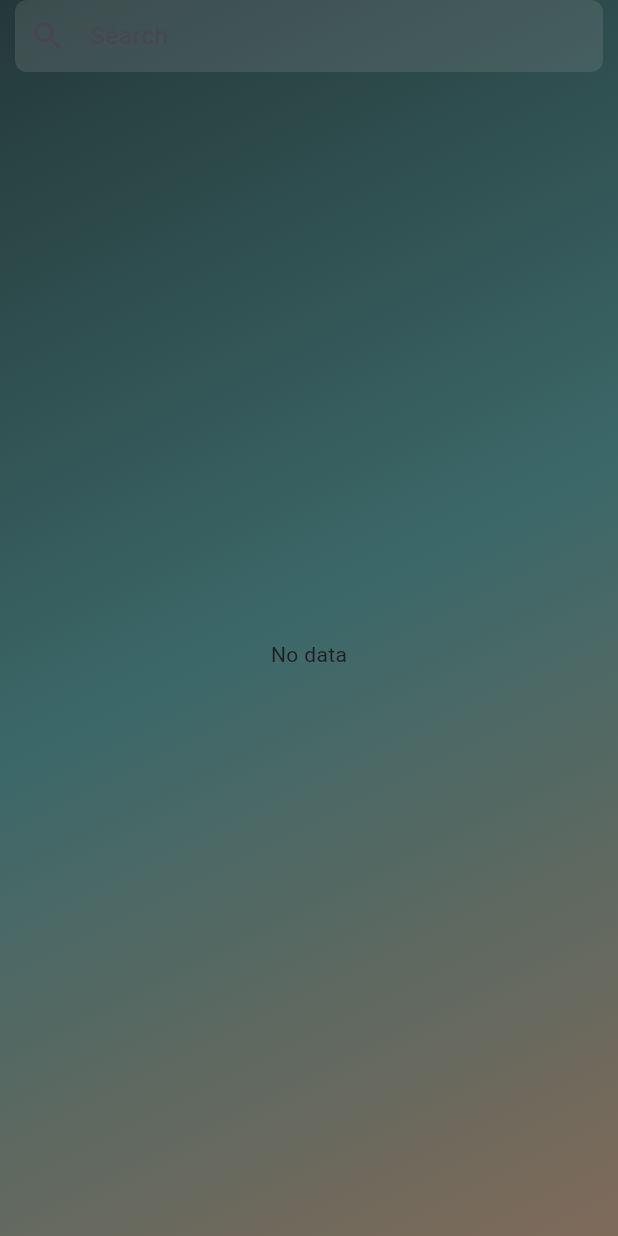
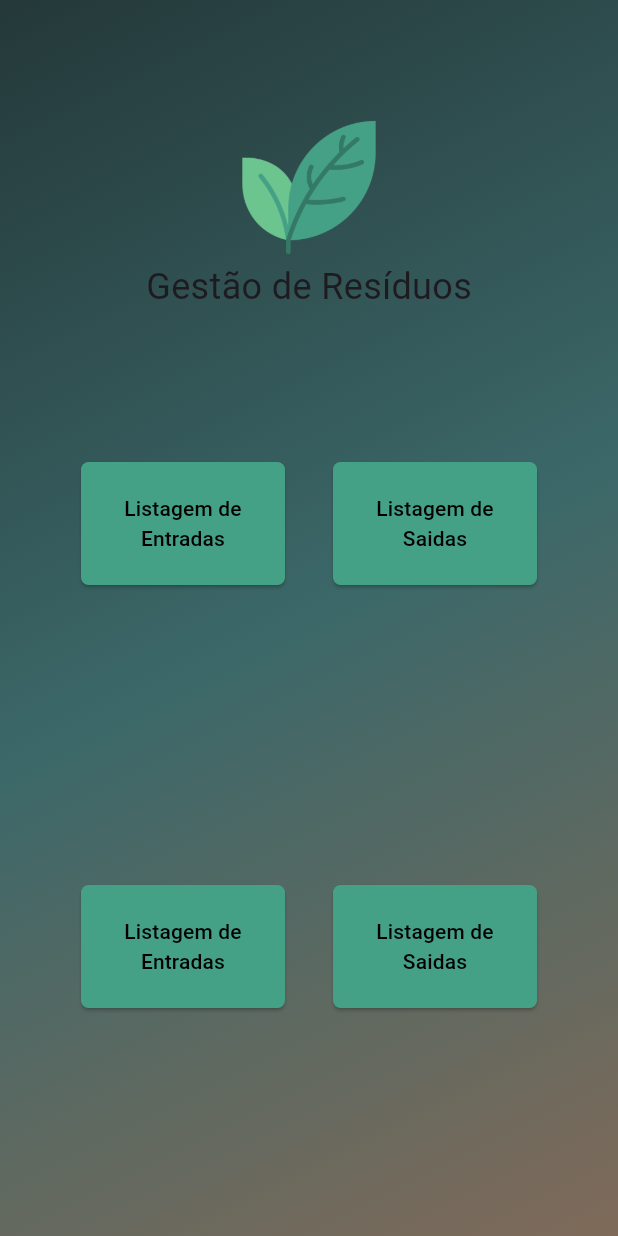
Before and after one commit to joaoobx/gestao_de_residuos, a Flutter app: the screen it shows after launch, on a phone screen of 412 x 824 dp. Run offline on Flutter 3.47's test engine with Material 3 defaults, Android fonts, the phone set to English and light mode, and no system bars; our stand-ins replace sqflite; accounts and stored records are empty.

Commit message:
entrada de residuos

```diff
--- a/lib/JsonModels/note_model.dart
+++ b/lib/JsonModels/note_model.dart
@@ -1,27 +1,31 @@
 class NoteModel {
   final int? noteId;
-  final String noteTitle;
-  final String noteContent;
+  final String type;
+  final String location;
+  final String weight;
   final String createdAt;
 
   NoteModel({
     this.noteId,
-    required this.noteTitle,
-    required this.noteContent,
+    required this.type,
+    required this.location,
+    required this.weight,
     required this.createdAt,
   });
 
   factory NoteModel.fromMap(Map<String, dynamic> json) => NoteModel(
         noteId: json["noteId"],
-        noteTitle: json["noteTitle"],
-        noteContent: json["noteContent"],
+        type: json["type"],
+        location: json["location"],
+        weight: json["weight"],
         createdAt: json["createdAt"],
       );
 
   Map<String, dynamic> toMap() => {
         "noteId": noteId,
-        "noteTitle": noteTitle,
-        "noteContent": noteContent,
+        "type": type,
+        "location": location,
+        "weight": weight,
         "createdAt": createdAt,
       };
 }
--- a/lib/SQLite/sqlite.dart
+++ b/lib/SQLite/sqlite.dart
@@ -5,12 +5,9 @@ import 'package:sqflite/sqflite.dart';
 class DatabaseHelper {
   final databaseName = "notes.db";
   String noteTable =
-      "CREATE TABLE notes (noteId INTEGER PRIMARY KEY AUTOINCREMENT, noteTitle TEXT NOT NULL, noteContent TEXT NOT NULL, createdAt TEXT DEFAULT CURRENT_TIMESTAMP)";
+      "CREATE TABLE notes (noteId INTEGER PRIMARY KEY AUTOINCREMENT, type TEXT NOT NULL, location TEXT NOT NULL, weight TEXT NOT NULL, createdAt TEXT DEFAULT CURRENT_TIMESTAMP)";
 
   //Now we must create our user table into our sqlite db
-
-  String users =
-      "create table users (usrId INTEGER PRIMARY KEY AUTOINCREMENT, usrName TEXT UNIQUE, usrPassword TEXT)";
 
   //We are done in this section
 
@@ -19,7 +16,6 @@ class DatabaseHelper {
     final path = join(databasePath, databaseName);
 
     return openDatabase(path, version: 1, onCreate: (db, version) async {
-      await db.execute(users);
       await db.execute(noteTable);
     });
   }
--- a/lib/Views/home_screen.dart
+++ b/lib/Views/home_screen.dart
@@ -1,8 +1,11 @@
 import 'package:flutter/cupertino.dart';
 import 'package:flutter/material.dart';
+import 'package:flutter/painting.dart';
+import 'package:flutter/rendering.dart';
+import 'package:flutter/widgets.dart';
 import 'package:gerenciamento_de_residuos/JsonModels/note_model.dart';
 import 'package:gerenciamento_de_residuos/SQLite/sqlite.dart';
-import 'package:intl/intl.dart';
+import 'package:gerenciamento_de_residuos/Views/entry_list.dart';
 
 class HomeScreen extends StatefulWidget {
   const HomeScreen({super.key});
@@ -61,147 +64,106 @@ class _HomeScreenState extends State<HomeScreen> {
               Color.fromRGBO(60, 104, 105, 1),
               Color.fromRGBO(127, 106, 89, 1),
             ],
-              )
+          )),
+          child: Column(
+            mainAxisAlignment: MainAxisAlignment.start,
+            children: [
+              const Padding(padding: EdgeInsets.all(38.0)),
+              const Image(
+                image: AssetImage('lib/assets/leaves.png'),
+                width: 98,
               ),
-          child: Column(
-            children: [
-              //Search Field here
+              const Text("Gestão de Resíduos", style: TextStyle(fontSize: 24)),
+              const Padding(padding: EdgeInsets.all(50.0)),
               Container(
-                padding: const EdgeInsets.symmetric(horizontal: 10),
-                margin: const EdgeInsets.symmetric(horizontal: 10),
                 decoration: BoxDecoration(
                     color: Colors.grey.withOpacity(.2),
                     borderRadius: BorderRadius.circular(8)),
-                child: TextFormField(
-                  controller: keyword,
-                  onChanged: (value) {
-                    //When we type something in textfield
-                    if (value.isNotEmpty) {
-                      setState(() {
-                        notes = searchNote();
-                      });
-                    } else {
-                      setState(() {
-                        notes = getAllNotes();
-                      });
-                    }
-                  },
-                  decoration: const InputDecoration(
-                      border: InputBorder.none,
-                      icon: Icon(Icons.search),
-                      hintText: "Search"),
+              ),
+              Row(
+                mainAxisAlignment: MainAxisAlignment.center,
+                children: [
+                  SizedBox(
+                    height: 82,
+                    width: 136,
+                    child: ElevatedButton(
+                      style: ElevatedButton.styleFrom(
+                          shape: RoundedRectangleBorder(
+                              borderRadius: BorderRadius.circular(5)),
+                          backgroundColor:
+                              const Color.fromRGBO(69, 161, 134, 1)),
+                      onPressed: () {},
+                      child: const Text(
+                        "Listagem de Entradas",
+                        textAlign: TextAlign.center,
+                        style: TextStyle(color: Color.fromRGBO(0, 0, 0, 1)),
                       ),
                     ),
-              Expanded(
-                child: FutureBuilder<List<NoteModel>>(
-                  future: notes,
-                  builder: (BuildContext context,
-                      AsyncSnapshot<List<NoteModel>> snapshot) {
-                    if (snapshot.connectionState == ConnectionState.waiting) {
-                      return const CircularProgressIndicator();
-                    } else if (snapshot.hasData && snapshot.data!.isEmpty) {
-                      return const Center(child: Text("No data"));
-                    } else if (snapshot.hasError) {
-                      return Text(snapshot.error.toString());
-                    } else {
-                      final items = snapshot.data ?? <NoteModel>[];
-                      return ListView.builder(
-                          itemCount: items.length,
-                          itemBuilder: (context, index) {
-                            return ListTile(
-                              subtitle: Text(DateFormat("yMd").format(
-                                  DateTime.parse(items[index].createdAt))),
-                              title: Text(items[index].noteTitle),
-                              trailing: IconButton(
-                                icon: const Icon(Icons.delete),
-                                onPressed: () {
-                                  //We call the delete method in database helper
-                                  db
-                                      .deleteNote(items[index].noteId!)
-                                      .whenComplete(() {
-                                    //After success delete , refresh notes
-                                    //Done, next step is update notes
-                                    _refresh();
-                                  });
-                                },
                   ),
-                              onTap: () {
-                                //When we click on note
-                                setState(() {
-                                  title.text = items[index].noteTitle;
-                                  content.text = items[index].noteContent;
-                                });
-                                showDialog(
-                                    context: context,
-                                    builder: (context) {
-                                      return AlertDialog(
-                                        actions: [
-                                          Row(
-                                            children: [
-                                              TextButton(
-                                                onPressed: () {
-                                                  //Now update method
-                                                  db
-                                                      .updateNote(
-                                                      title.text,
-                                                      content.text,
-                                                      items[index].noteId)
-                                                      .whenComplete(() {
-                                                    //After update, note will refresh
-                                                    _refresh();
-                                                    Navigator.pop(context);
-                                                  });
-                                                },
-                                                child: const Text("Update"),
+                  const Padding(padding: EdgeInsets.all(16.0)),
+                  SizedBox(
+                    height: 82,
+                    width: 136,
+                    child: ElevatedButton(
+                      style: ElevatedButton.styleFrom(
+                          shape: RoundedRectangleBorder(
+                              borderRadius: BorderRadius.circular(5)),
+                          backgroundColor:
+                          const Color.fromRGBO(69, 161, 134, 1)),
+                      onPressed: () => {},
+                      child: const Text(
+                        "Listagem de Saidas",
+                        textAlign: TextAlign.center,
+                        style: TextStyle(color: Color.fromRGBO(0, 0, 0, 1)),
                       ),
-                                              TextButton(
-                                                onPressed: () {
-                                                  Navigator.pop(context);
-                                                },
-                                                child: const Text("Cancel"),
+                    ),
                   ),
                 ],
               ),
-                                        ],
-                                        title: const Text("Update note"),
-                                        content: Column(
-                                            mainAxisSize: MainAxisSize.min,
+              const Padding(padding: EdgeInsets.all(100.0)),
+              Row(
+                mainAxisAlignment: MainAxisAlignment.center,
                 children: [
-                                              //We need two textfield
-                                              TextFormField(
-                                                controller: title,
-                                                validator: (value) {
-                                                  if (value!.isEmpty) {
-                                                    return "Title is required";
-                                                  }
-                                                  return null;
-                                                },
-                                                decoration: const InputDecoration(
-                                                  label: Text("Title"),
+                  SizedBox(
+                    height: 82,
+                    width: 136,
+                    child: ElevatedButton(
+                      style: ElevatedButton.styleFrom(
+                          shape: RoundedRectangleBorder(
+                              borderRadius: BorderRadius.circular(5)),
+                          backgroundColor:
+                          const Color.fromRGBO(69, 161, 134, 1)),
+                      onPressed: () {Navigator.push(
+                        context,
+                        MaterialPageRoute(builder: (context) => const EntryList()),
+                      );},
+                      child: const Text(
+                        "Listagem de Entradas",
+                        textAlign: TextAlign.center,
+                        style: TextStyle(color: Color.fromRGBO(0, 0, 0, 1)),
                       ),
                     ),
-                                              TextFormField(
-                                                controller: content,
-                                                validator: (value) {
-                                                  if (value!.isEmpty) {
-                                                    return "Content is required";
-                                                  }
-                                                  return null;
-                                                },
-                                                decoration: const InputDecoration(
-                                                  label: Text("Content"),
+                  ),
+                  const Padding(padding: EdgeInsets.all(16.0)),
+                  SizedBox(
+                    height: 82,
+                    width: 136,
+                    child: ElevatedButton(
+                      style: ElevatedButton.styleFrom(
+                          shape: RoundedRectangleBorder(
+                              borderRadius: BorderRadius.circular(5)),
+                          backgroundColor:
+                          const Color.fromRGBO(69, 161, 134, 1)),
+                      onPressed: () => {},
+                      child: const Text(
+                        "Listagem de Saidas",
+                        textAlign: TextAlign.center,
+                        style: TextStyle(color: Color.fromRGBO(0, 0, 0, 1)),
                       ),
                     ),
-                                            ]),
-                                      );
-                                    });
-                              },
-                            );
-                          });
-                    }
-                  },
                   ),
-              ),
+                ],
+              )
             ],
           )),
     );
--- a/lib/Views/notes.dart
+++ b/lib/Views/notes.dart
@@ -119,7 +119,7 @@ class _NotesState extends State<Notes> {
                           return ListTile(
                             subtitle: Text(DateFormat("yMd").format(
                                 DateTime.parse(items[index].createdAt))),
-                            title: Text(items[index].noteTitle),
+                            title: Text(items[index].type),
                             trailing: IconButton(
                               icon: const Icon(Icons.delete),
                               onPressed: () {
@@ -136,8 +136,8 @@ class _NotesState extends State<Notes> {
                             onTap: () {
                               //When we click on note
                               setState(() {
-                                title.text = items[index].noteTitle;
-                                content.text = items[index].noteContent;
+                                title.text = items[index].type;
+                                content.text = items[index].location;
                               });
                               showDialog(
                                   context: context,
```
Also changed, not shown: lib/Views/create_note.dart (+16 -2 lines), lib/Views/entry_list.dart (added, +254 -0 lines). Lines whose indentation alone changed are shown as unchanged.
